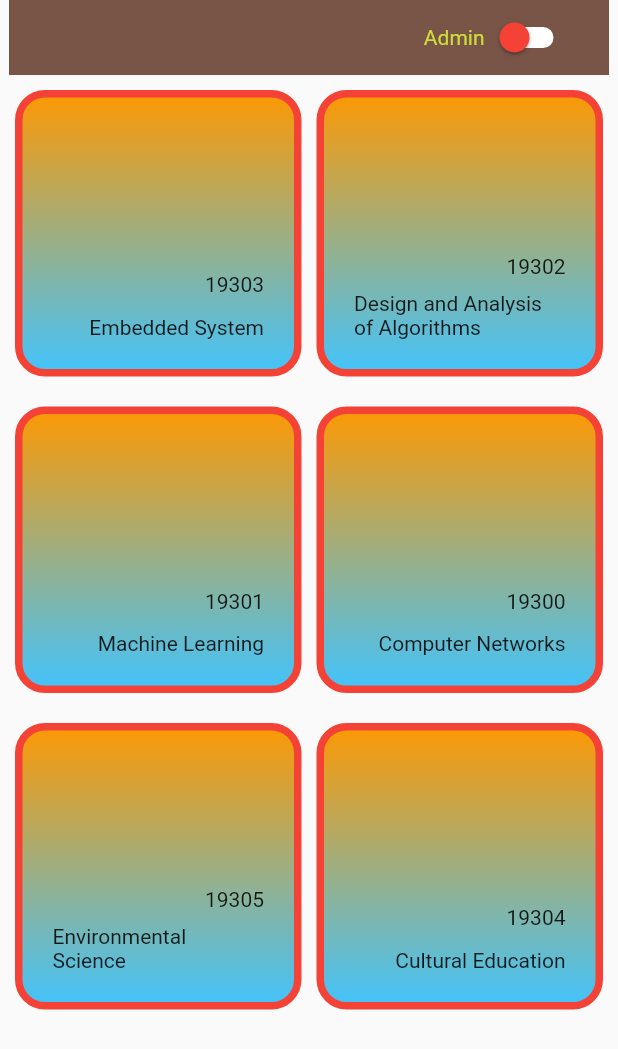
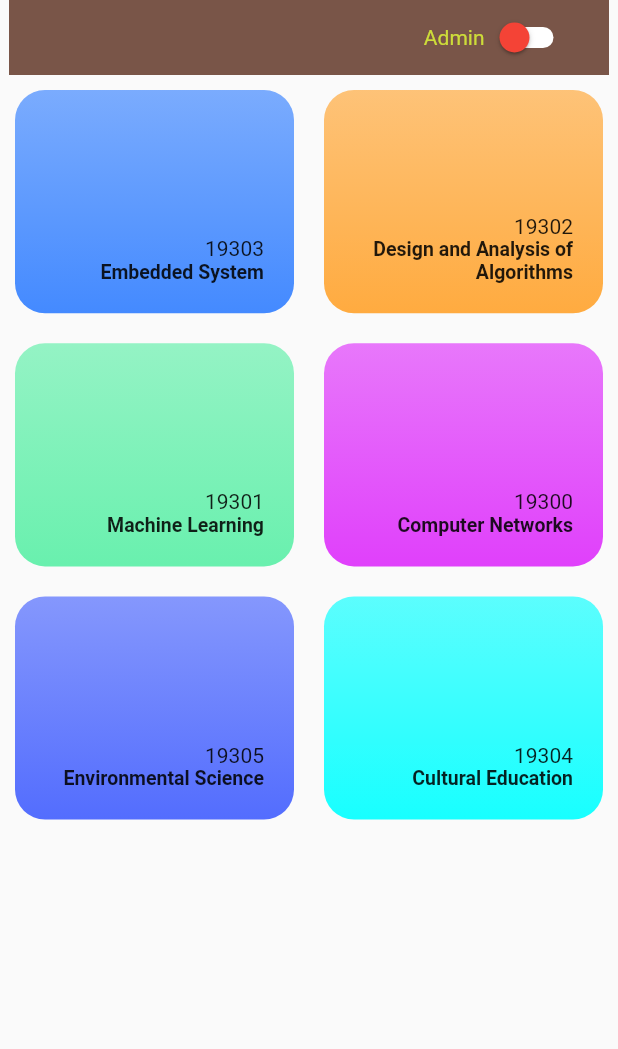
Before and after one commit to anand2k19/UniversityManagementSystem, a Flutter app: the HomePage widget shown alone on an empty page, opened directly, on a phone screen of 412 x 824 dp. Shown: the top 1049 px of the screen. Run offline on Flutter 3.47's test engine with Material 2 defaults, Android fonts, the light colour scheme and no system bars; our stand-ins replace font_awesome_flutter, table_calendar.

Commit message:
changes to the home page

```diff
--- a/lib/dashboardPage/home_page.dart
+++ b/lib/dashboardPage/home_page.dart
@@ -5,7 +5,6 @@ import '../LogInPage/login_page.dart';
 import 'package:flutter/material.dart';
 
 import '../dummy_data.dart';
-
 
 class HomePage extends StatefulWidget {
   const HomePage({Key? key}) : super(key: key);
@@ -15,13 +14,9 @@ class HomePage extends StatefulWidget {
 }
 
 class _HomePageState extends State<HomePage> {
-
   bool isSwitched = false;
   bool isButtonDisabled = true;
   var textValue = 'Switch is OFF';
-
-
-
 
   @override
   Widget build(BuildContext context) {
@@ -72,11 +67,17 @@ class _HomePageState extends State<HomePage> {
           ),
         ),
         Expanded(
-          child: GridView.count(
+          child: GridView(
             padding: const EdgeInsets.all(10),
-            crossAxisCount: 2,
-            crossAxisSpacing: 10,
+            // crossAxisCount: 2,
+            // crossAxisSpacing: 10,
+            // mainAxisSpacing: 20,
+            gridDelegate: SliverGridDelegateWithMaxCrossAxisExtent(
+              maxCrossAxisExtent: 300,
+              childAspectRatio: 5 / 4,
               mainAxisSpacing: 20,
+              crossAxisSpacing: 20,
+            ),
             children: List.generate(subjects.length, (index) {
               return GestureDetector(
                 onTap: () => Navigator.of(context).push(
@@ -94,37 +95,29 @@ class _HomePageState extends State<HomePage> {
                   alignment: Alignment.bottomRight,
                   padding: const EdgeInsets.all(20),
                   decoration: BoxDecoration(
-                      gradient: const LinearGradient(
+                    gradient: LinearGradient(
                         begin: Alignment.bottomRight,
                         end: Alignment.topRight,
-                          colors: [Colors.lightBlueAccent, Colors.orange]),
+                        colors: [
+                          subjects[index].subjectColor,
+                          subjects[index].subjectColor.withOpacity(0.7),
+                        ]),
                     color: Colors.yellow[100],
-                      borderRadius:
-                      const BorderRadius.all(Radius.circular(20)),
-                      border: Border.all(
-                        color: Colors.red,
-                        width: 5,
-                      )),
+                    borderRadius: const BorderRadius.all(Radius.circular(20)),
+                  ),
                   child: Column(
                     crossAxisAlignment: CrossAxisAlignment.end,
-                    mainAxisAlignment: MainAxisAlignment.spaceBetween,
+                    mainAxisAlignment: MainAxisAlignment.end,
                     children: [
-                      const SizedBox(
-                        width: 20,
-                        height: 20,
-                      ),
-                      const SizedBox(
-                        width: 20,
-                        height: 20,
-                      ),
-                      const SizedBox(
-                        width: 20,
-                        height: 20,
-                      ),
                       Text(
                         subjects[index].subjectCode,
                       ),
-                      Text(subjects[index].subjectName),
+                      Text(
+                        subjects[index].subjectName,
+                        textAlign: TextAlign.right,
+                        style: TextStyle(
+                            fontSize: 13, fontWeight: FontWeight.bold),
+                      ),
                     ],
                   ),
                 ),
@@ -134,8 +127,6 @@ class _HomePageState extends State<HomePage> {
         ),
       ],
     );
-
-
   }
 
   void toggleSwitch(bool value) {
@@ -145,7 +136,6 @@ class _HomePageState extends State<HomePage> {
         isButtonDisabled = false;
         textValue = 'Switch Button is ON';
       });
-
     } else {
       setState(() {
         isSwitched = false;
@@ -154,9 +144,4 @@ class _HomePageState extends State<HomePage> {
       });
     }
   }
-
-
-
-
-
 }
```
Lines whose indentation alone changed are shown as unchanged.
